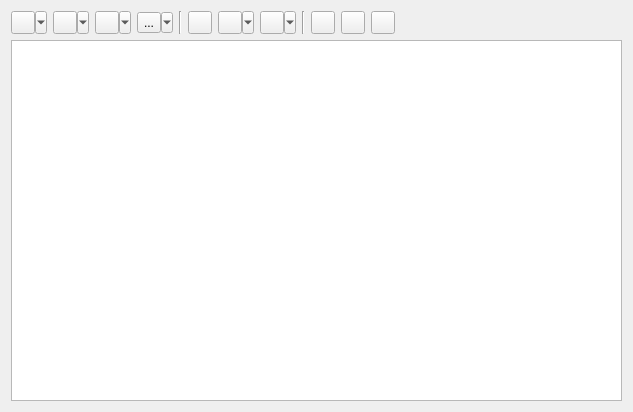
The window that lib/ui/widgets/metadata/nodes.ui (metgem/metgem) describes before a commit, drawn with Qt 5.
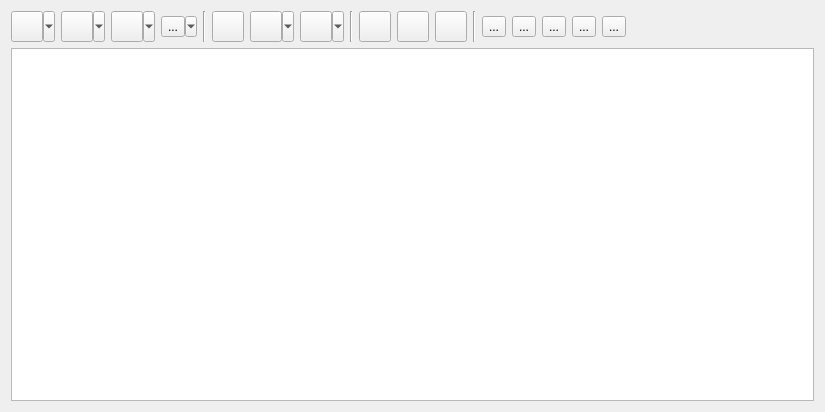
The same window after the commit. Icons and pictures are not drawn. Custom widgets are drawn as their Qt base class.

Commit message: Use left mouse for selection of columns in metadata tables. Enable sorting and moving with tool buttons

```diff
--- a/lib/ui/widgets/metadata/nodes.ui
+++ b/lib/ui/widgets/metadata/nodes.ui
@@ -6,7 +6,7 @@
    <rect>
     <x>0</x>
     <y>0</y>
-    <width>633</width>
+    <width>825</width>
     <height>412</height>
    </rect>
   </property>
@@ -31,6 +31,12 @@
         <iconset resource="../../ui.qrc">
          <normaloff>:/icons/images/node-label.svg</normaloff>:/icons/images/node-label.svg</iconset>
        </property>
+       <property name="iconSize">
+        <size>
+         <width>24</width>
+         <height>24</height>
+        </size>
+       </property>
        <property name="popupMode">
         <enum>QToolButton::MenuButtonPopup</enum>
        </property>
@@ -51,6 +57,12 @@
         <iconset resource="../../ui.qrc">
          <normaloff>:/icons/images/node-pie.svg</normaloff>:/icons/images/node-pie.svg</iconset>
        </property>
+       <property name="iconSize">
+        <size>
+         <width>24</width>
+         <height>24</height>
+        </size>
+       </property>
        <property name="popupMode">
         <enum>QToolButton::MenuButtonPopup</enum>
        </property>
@@ -71,6 +83,12 @@
         <iconset resource="../../ui.qrc">
          <normaloff>:/icons/images/node-size.svg</normaloff>:/icons/images/node-size.svg</iconset>
        </property>
+       <property name="iconSize">
+        <size>
+         <width>24</width>
+         <height>24</height>
+        </size>
+       </property>
        <property name="popupMode">
         <enum>QToolButton::MenuButtonPopup</enum>
        </property>
@@ -91,6 +109,12 @@
         <iconset resource="../../ui.qrc">
          <normaloff>:/icons/images/node-color.svg</normaloff>:/icons/images/node-color.svg</iconset>
        </property>
+       <property name="iconSize">
+        <size>
+         <width>24</width>
+         <height>24</height>
+        </size>
+       </property>
        <property name="popupMode">
         <enum>QToolButton::MenuButtonPopup</enum>
        </property>
@@ -118,6 +142,12 @@
         <iconset resource="../../ui.qrc">
          <normaloff>:/icons/images/highlight-yellow.svg</normaloff>:/icons/images/highlight-yellow.svg</iconset>
        </property>
+       <property name="iconSize">
+        <size>
+         <width>24</width>
+         <height>24</height>
+        </size>
+       </property>
       </widget>
      </item>
      <item>
@@ -135,6 +165,12 @@
         <iconset resource="../../ui.qrc">
          <normaloff>:/icons/images/spectrum.svg</normaloff>:/icons/images/spectrum.svg</iconset>
        </property>
+       <property name="iconSize">
+        <size>
+         <width>24</width>
+         <height>24</height>
+        </size>
+       </property>
        <property name="popupMode">
         <enum>QToolButton::MenuButtonPopup</enum>
        </property>
@@ -155,6 +191,12 @@
         <iconset resource="../../ui.qrc">
          <normaloff>:/icons/images/library-query.svg</normaloff>:/icons/images/library-query.svg</iconset>
        </property>
+       <property name="iconSize">
+        <size>
+         <width>24</width>
+         <height>24</height>
+        </size>
+       </property>
        <property name="popupMode">
         <enum>QToolButton::MenuButtonPopup</enum>
        </property>
@@ -182,6 +224,12 @@
         <iconset resource="../../ui.qrc">
          <normaloff>:/icons/images/calculator.svg</normaloff>:/icons/images/calculator.svg</iconset>
        </property>
+       <property name="iconSize">
+        <size>
+         <width>24</width>
+         <height>24</height>
+        </size>
+       </property>
       </widget>
      </item>
      <item>
@@ -199,6 +247,12 @@
         <iconset resource="../../ui.qrc">
          <normaloff>:/icons/images/cluster.svg</normaloff>:/icons/images/cluster.svg</iconset>
        </property>
+       <property name="iconSize">
+        <size>
+         <width>24</width>
+         <height>24</height>
+        </size>
+       </property>
       </widget>
      </item>
      <item>
@@ -216,6 +270,104 @@
         <iconset resource="../../ui.qrc">
          <normaloff>:/icons/images/list-remove.svg</normaloff>:/icons/images/list-remove.svg</iconset>
        </property>
+       <property name="iconSize">
+        <size>
+         <width>24</width>
+         <height>24</height>
+        </size>
+       </property>
+      </widget>
+     </item>
+     <item>
+      <widget class="Line" name="line_3">
+       <property name="orientation">
+        <enum>Qt::Vertical</enum>
+       </property>
+      </widget>
+     </item>
+     <item>
+      <widget class="QToolButton" name="btFreezeFirstColumn">
+       <property name="text">
+        <string>...</string>
+       </property>
+       <property name="icon">
+        <iconset resource="../../ui.qrc">
+         <normaloff>:/icons/images/freeze_first_column.svg</normaloff>:/icons/images/freeze_first_column.svg</iconset>
+       </property>
+       <property name="iconSize">
+        <size>
+         <width>24</width>
+         <height>24</height>
+        </size>
+       </property>
+      </widget>
+     </item>
+     <item>
+      <widget class="QToolButton" name="btFreezeColumns">
+       <property name="text">
+        <string>...</string>
+       </property>
+       <property name="icon">
+        <iconset resource="../../ui.qrc">
+         <normaloff>:/icons/images/freeze_columns.svg</normaloff>:/icons/images/freeze_columns.svg</iconset>
+       </property>
+       <property name="iconSize">
+        <size>
+         <width>24</width>
+         <height>24</height>
+        </size>
+       </property>
+      </widget>
+     </item>
+     <item>
+      <widget class="QToolButton" name="btSetAlternatingRowColors">
+       <property name="text">
+        <string>...</string>
+       </property>
+       <property name="icon">
+        <iconset resource="../../ui.qrc">
+         <normaloff>:/icons/images/alternating_row_colors.svg</normaloff>:/icons/images/alternating_row_colors.svg</iconset>
+       </property>
+       <property name="iconSize">
+        <size>
+         <width>24</width>
+         <height>24</height>
+        </size>
+       </property>
+      </widget>
+     </item>
+     <item>
+      <widget class="QToolButton" name="btEnableOrdering">
+       <property name="text">
+        <string>...</string>
+       </property>
+       <property name="icon">
+        <iconset resource="../../ui.qrc">
+         <normaloff>:/icons/images/enable_ordering.svg</normaloff>:/icons/images/enable_ordering.svg</iconset>
+       </property>
+       <property name="iconSize">
+        <size>
+         <width>24</width>
+         <height>24</height>
+        </size>
+       </property>
+      </widget>
+     </item>
+     <item>
+      <widget class="QToolButton" name="btSetColumnsMovable">
+       <property name="text">
+        <string>...</string>
+       </property>
+       <property name="icon">
+        <iconset resource="../../ui.qrc">
+         <normaloff>:/icons/images/enable_move_columns.svg</normaloff>:/icons/images/enable_move_columns.svg</iconset>
+       </property>
+       <property name="iconSize">
+        <size>
+         <width>24</width>
+         <height>24</height>
+        </size>
+       </property>
       </widget>
      </item>
      <item>
```
Left out of the diff: 57 changed lines with no effect on the pictures. The commit also changes 10 other files.
